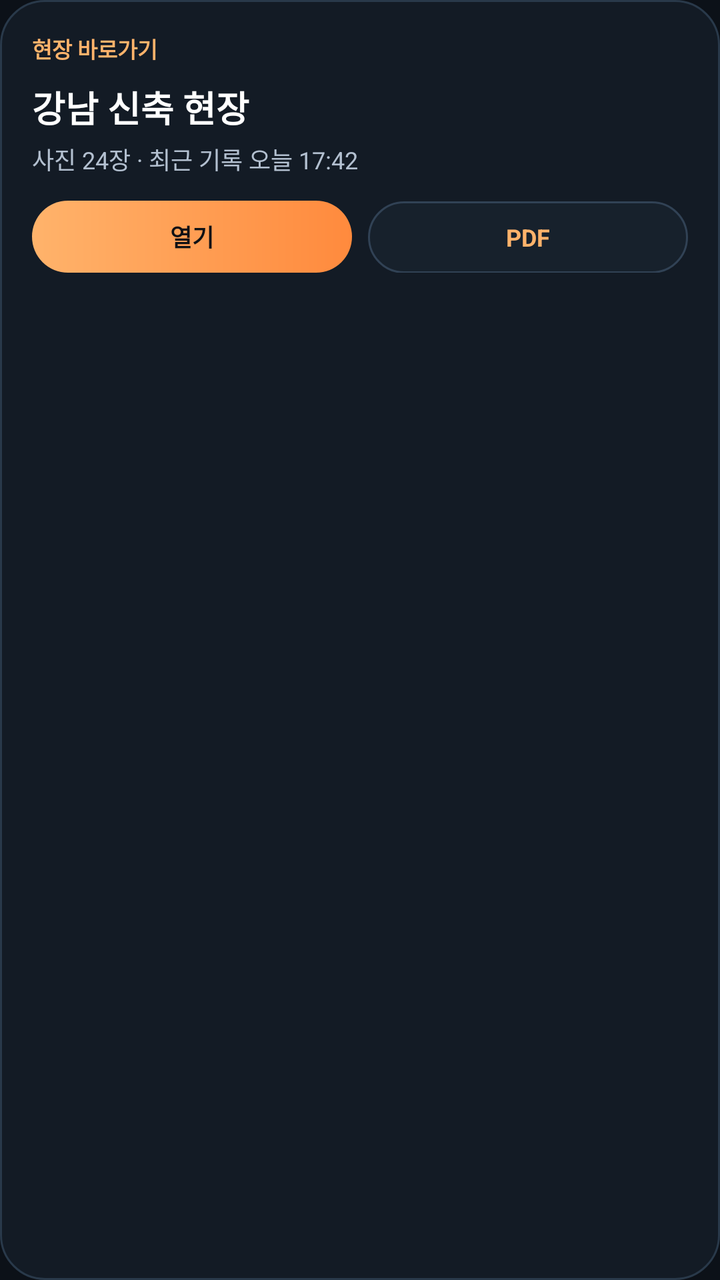
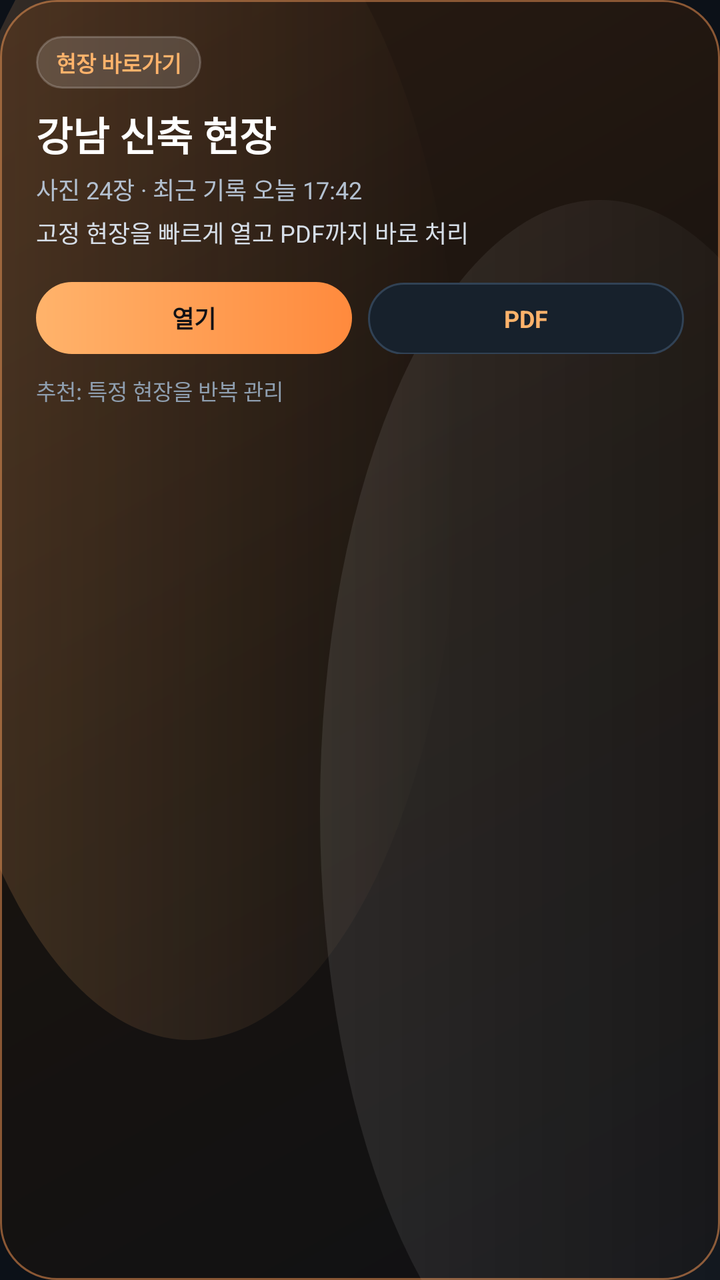

Compare the two renders of this Android layout. The source of the first and the diff that turns it into the second are given below.
<!-- AndroidManifest.xml: application theme Theme.Siteboard -->
<!-- res/layout/widget_preview_project_shortcut.xml -->
<?xml version="1.0" encoding="utf-8"?>
<LinearLayout xmlns:android="http://schemas.android.com/apk/res/android"
    android:layout_width="match_parent"
    android:layout_height="match_parent"
    android:background="@drawable/bg_surface_card_soft"
    android:orientation="vertical"
    android:padding="16dp">

    <TextView
        android:layout_width="wrap_content"
        android:layout_height="wrap_content"
        android:text="현장 바로가기"
        android:textColor="#FFFFB36B"
        android:textSize="11sp"
        android:textStyle="bold" />

    <TextView
        android:layout_width="match_parent"
        android:layout_height="wrap_content"
        android:layout_marginTop="8dp"
        android:text="강남 신축 현장"
        android:textColor="@android:color/white"
        android:textSize="18sp"
        android:textStyle="bold" />

    <TextView
        android:layout_width="match_parent"
        android:layout_height="wrap_content"
        android:layout_marginTop="4dp"
        android:text="사진 24장 · 최근 기록 오늘 17:42"
        android:textColor="#B3C0D0"
        android:textSize="12sp" />

    <LinearLayout
        android:layout_width="match_parent"
        android:layout_height="wrap_content"
        android:layout_marginTop="12dp"
        android:orientation="horizontal">

        <TextView
            android:layout_width="0dp"
            android:layout_height="36dp"
            android:layout_weight="1"
            android:background="@drawable/bg_primary_button"
            android:gravity="center"
            android:text="열기"
            android:textColor="#0F1115"
            android:textSize="12sp"
            android:textStyle="bold" />

        <TextView
            android:layout_width="0dp"
            android:layout_height="36dp"
            android:layout_marginStart="8dp"
            android:layout_weight="1"
            android:background="@drawable/bg_secondary_button"
            android:gravity="center"
            android:text="PDF"
            android:textColor="#FFFFB36B"
            android:textSize="12sp"
            android:textStyle="bold" />
    </LinearLayout>
</LinearLayout>
<!-- resources referenced by this layout -->
<resources>
  <!-- drawable bg_primary_button (drawable) -->
  <?xml version="1.0" encoding="utf-8"?>
  <shape xmlns:android="http://schemas.android.com/apk/res/android" android:shape="rectangle">
      <gradient
          android:angle="0"
          android:startColor="#FFB36B"
          android:endColor="#FF8A3D" />
      <corners android:radius="18dp" />
  </shape>
  <!-- drawable bg_secondary_button (drawable) -->
  <?xml version="1.0" encoding="utf-8"?>
  <shape xmlns:android="http://schemas.android.com/apk/res/android" android:shape="rectangle">
      <solid android:color="#17212C" />
      <corners android:radius="18dp" />
      <stroke
          android:width="1dp"
          android:color="#314255" />
  </shape>
  <!-- drawable bg_surface_card_soft (drawable) -->
  <?xml version="1.0" encoding="utf-8"?>
  <shape xmlns:android="http://schemas.android.com/apk/res/android" android:shape="rectangle">
      <solid android:color="#131B25" />
      <corners android:radius="22dp" />
      <stroke
          android:width="1dp"
          android:color="#29394A" />
  </shape>
  <style name="Theme.Siteboard" parent="Theme.MaterialComponents.DayNight.NoActionBar">
  
          <item name="colorPrimary">@color/orange_primary</item>
          <item name="colorPrimaryVariant">@color/orange_deep</item>
          <item name="colorOnPrimary">#10141B</item>
  
          <item name="colorSecondary">@color/teal_accent</item>
          <item name="colorSecondaryVariant">@color/teal_accent</item>
          <item name="colorOnSecondary">#081118</item>
  
          <item name="colorError">@color/danger_accent</item>
  
          <item name="android:colorBackground">@color/bg_dark</item>
          <item name="colorSurface">@color/surface_dark</item>
  
          <item name="android:statusBarColor">@color/bg_dark</item>
          <item name="android:navigationBarColor">@color/bg_dark</item>
          <item name="android:windowLightStatusBar" tools:targetApi="m">false</item>
  
          <item name="android:windowSplashScreenBackground" tools:targetApi="s">@color/bg_dark</item>
          <item name="android:windowSplashScreenAnimatedIcon" tools:targetApi="s">@android:color/transparent</item>
          <item name="android:windowSplashScreenAnimationDuration" tools:targetApi="s">0</item>
      </style>
  <color name="orange_primary">#FFB36B</color>
  <color name="orange_deep">#FF8A3D</color>
  <color name="teal_accent">#54D4C4</color>
  <color name="danger_accent">#F06D7D</color>
  <color name="bg_dark">#0C1118</color>
  <color name="surface_dark">#151E29</color>
</resources>

<!-- the commit's change to res/layout/widget_preview_project_shortcut.xml (unified diff, before → after) -->
@@ -2,13 +2,16 @@
 <LinearLayout xmlns:android="http://schemas.android.com/apk/res/android"
     android:layout_width="match_parent"
     android:layout_height="match_parent"
-    android:background="@drawable/bg_surface_card_soft"
+    android:background="@drawable/bg_widget_preview_luxury"
     android:orientation="vertical"
-    android:padding="16dp">
+    android:padding="18dp">
 
     <TextView
         android:layout_width="wrap_content"
         android:layout_height="wrap_content"
+        android:background="@drawable/bg_widget_preview_pill"
+        android:paddingHorizontal="10dp"
+        android:paddingVertical="5dp"
         android:text="현장 바로가기"
         android:textColor="#FFFFB36B"
         android:textSize="11sp"
@@ -20,7 +23,7 @@
         android:layout_marginTop="8dp"
         android:text="강남 신축 현장"
         android:textColor="@android:color/white"
-        android:textSize="18sp"
+        android:textSize="20sp"
         android:textStyle="bold" />
 
     <TextView
@@ -31,10 +34,18 @@
         android:textColor="#B3C0D0"
         android:textSize="12sp" />
 
+    <TextView
+        android:layout_width="match_parent"
+        android:layout_height="wrap_content"
+        android:layout_marginTop="4dp"
+        android:text="고정 현장을 빠르게 열고 PDF까지 바로 처리"
+        android:textColor="#D6DEE8"
+        android:textSize="12sp" />
+
     <LinearLayout
         android:layout_width="match_parent"
         android:layout_height="wrap_content"
-        android:layout_marginTop="12dp"
+        android:layout_marginTop="16dp"
         android:orientation="horizontal">
 
         <TextView
@@ -60,4 +71,12 @@
             android:textSize="12sp"
             android:textStyle="bold" />
     </LinearLayout>
+
+    <TextView
+        android:layout_width="match_parent"
+        android:layout_height="wrap_content"
+        android:layout_marginTop="10dp"
+        android:text="추천: 특정 현장을 반복 관리"
+        android:textColor="#8F9FB0"
+        android:textSize="11sp" />
 </LinearLayout>
<!-- resource entries referenced after the edit -->
@@ -18,14 +18,55 @@
           android:width="1dp"
           android:color="#314255" />
   </shape>
-  <!-- drawable bg_surface_card_soft (drawable) -->
+  <!-- drawable bg_widget_preview_luxury (drawable) -->
+  <?xml version="1.0" encoding="utf-8"?>
+  <layer-list xmlns:android="http://schemas.android.com/apk/res/android">
+      <item>
+          <shape android:shape="rectangle">
+              <gradient
+                  android:angle="315"
+                  android:startColor="#2A1B12"
+                  android:centerColor="#18130F"
+                  android:endColor="#101114" />
+              <corners android:radius="28dp" />
+              <stroke
+                  android:width="1dp"
+                  android:color="#8A5734" />
+          </shape>
+      </item>
+      <item
+          android:left="-40dp"
+          android:top="-70dp"
+          android:right="130dp"
+          android:bottom="120dp">
+          <shape android:shape="oval">
+              <gradient
+                  android:angle="0"
+                  android:startColor="#30FFB36B"
+                  android:endColor="#00FFB36B" />
+          </shape>
+      </item>
+      <item
+          android:left="160dp"
+          android:top="100dp"
+          android:right="-80dp"
+          android:bottom="-70dp">
+          <shape android:shape="oval">
+              <gradient
+                  android:angle="0"
+                  android:startColor="#18FFFFFF"
+                  android:endColor="#00FFFFFF" />
+          </shape>
+      </item>
+  </layer-list>
+  <!-- drawable bg_widget_preview_pill (drawable) -->
   <?xml version="1.0" encoding="utf-8"?>
   <shape xmlns:android="http://schemas.android.com/apk/res/android" android:shape="rectangle">
-      <solid android:color="#131B25" />
-      <corners android:radius="22dp" />
+      <solid android:color="#26FFFFFF" />
+      <corners android:radius="999dp" />
       <stroke
           android:width="1dp"
-          android:color="#29394A" />
+          android:color="#33FFFFFF" />
   </shape>
   <style name="Theme.Siteboard" parent="Theme.MaterialComponents.DayNight.NoActionBar">
   
